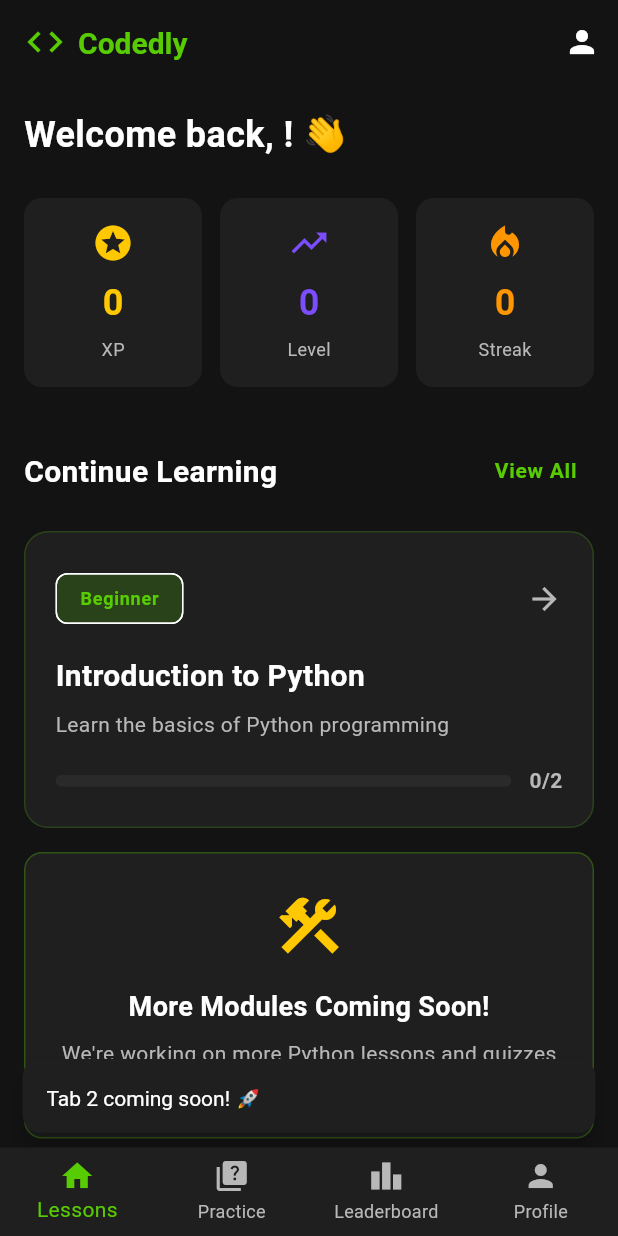
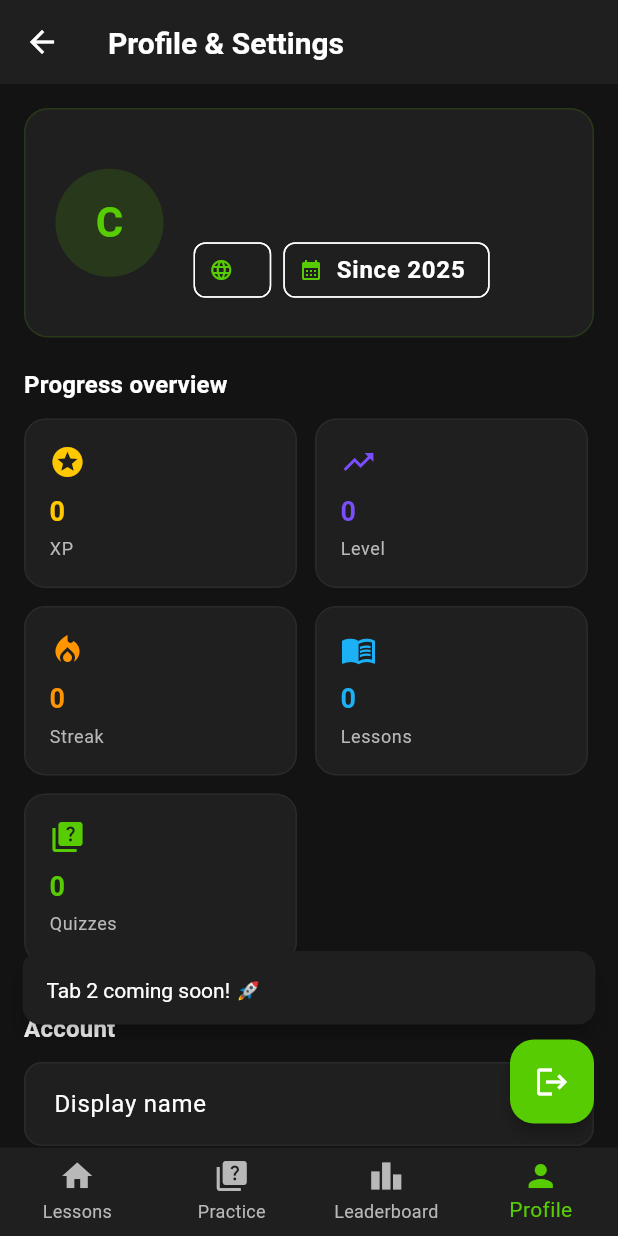
Before and after one commit to qulDev/codedly, a Flutter app: the screen it shows once a user with an empty profile is signed in, item 2 of the bottom bar chosen, after a tap on the "person" icon, on a phone screen of 412 x 824 dp. Run offline on Flutter 3.47's test engine with Material 3 defaults, Android fonts, the phone set to English and light mode, and no system bars; our stand-ins replace connectivity_plus, dartz, equatable, flutter_dotenv, flutter_riverpod, get_it and 3 more; accounts and stored records are empty; generated files the repository leaves out were written again.

Commit message:
feat: implement profile settings management with display name update functionality

```diff
--- a/lib/features/home/presentation/screens/home_screen.dart
+++ b/lib/features/home/presentation/screens/home_screen.dart
@@ -7,6 +7,7 @@ import 'package:codedly/features/stats/presentation/providers/stats_provider.dar
 import 'package:codedly/features/stats/presentation/providers/stats_state.dart';
 import 'package:codedly/features/lessons/presentation/providers/lessons_provider.dart';
 import 'package:codedly/features/lessons/presentation/screens/modules_screen.dart';
+import 'package:codedly/features/profile/presentation/screens/profile_screen.dart';
 
 class HomeScreen extends ConsumerWidget {
   const HomeScreen({super.key});
@@ -52,7 +53,12 @@ class HomeScreen extends ConsumerWidget {
                   IconButton(
                     icon: const Icon(Icons.person),
                     onPressed: () {
-                      // TODO: Navigate to profile
+                      Navigator.push(
+                        context,
+                        MaterialPageRoute(
+                          builder: (context) => const ProfileScreen(),
+                        ),
+                      );
                     },
                   ),
                 ],
@@ -250,13 +256,18 @@ class HomeScreen extends ConsumerWidget {
         ],
         onTap: (index) {
           if (index == 0) {
-            // Lessons tab - navigate to modules
             Navigator.push(
               context,
               MaterialPageRoute(builder: (context) => const ModulesScreen()),
             );
+          } else if (index == 3) {
+            Navigator.push(
+              context,
+              MaterialPageRoute(
+                builder: (context) => const ProfileScreen(),
+              ),
+            );
           } else {
-            // Other tabs - coming soon
             ScaffoldMessenger.of(context).showSnackBar(
               SnackBar(content: Text('Tab ${index + 1} coming soon! 🚀')),
             );
--- /dev/null
+++ b/lib/features/profile/presentation/providers/profile_settings_provider.dart
@@ -0,0 +1,82 @@
+import 'package:codedly/core/di/injection.dart';
+import 'package:codedly/features/auth/domain/repositories/auth_repository.dart';
+import 'package:codedly/features/auth/presentation/providers/auth_provider.dart';
+import 'package:codedly/features/profile/presentation/providers/profile_settings_state.dart';
+import 'package:flutter_riverpod/flutter_riverpod.dart';
+
+class ProfileSettingsNotifier extends StateNotifier<ProfileSettingsState> {
+  ProfileSettingsNotifier({
+    required String initialDisplayName,
+    required AuthRepository authRepository,
+    required Ref ref,
+  }) : _authRepository = authRepository,
+       _ref = ref,
+       super(ProfileSettingsState.initial(initialDisplayName));
+
+  final AuthRepository _authRepository;
+  final Ref _ref;
+
+  void updateDisplayName(String value) {
+    if (state.displayName == value) return;
+    state = state.copyWith(
+      displayName: value,
+      status: ProfileSettingsStatus.idle,
+      errorMessage: null,
+    );
+  }
+
+  Future<void> saveChanges() async {
+    final trimmedName = state.displayName.trim();
+    if (!state.canSubmit) return;
+
+    state = state.copyWith(
+      status: ProfileSettingsStatus.saving,
+      errorMessage: null,
+    );
+
+    final result = await _authRepository.updateProfile(
+      displayName: trimmedName,
+    );
+
+    result.fold(
+      (failure) => state = state.copyWith(
+        status: ProfileSettingsStatus.error,
+        errorMessage: failure.message,
+      ),
+      (_) {
+        state = state.copyWith(
+          status: ProfileSettingsStatus.success,
+          displayName: trimmedName,
+          initialDisplayName: trimmedName,
+          errorMessage: null,
+        );
+        // Refresh aut profider status
+        _ref.read(authProvider.notifier).checkAuthStatus();
+      },
+    );
+  }
+
+  void dismissMessage() {
+    if (state.status == ProfileSettingsStatus.success ||
+        state.status == ProfileSettingsStatus.error) {
+      state = state.copyWith(
+        status: ProfileSettingsStatus.idle,
+        errorMessage: null,
+      );
+    }
+  }
+}
+
+final profileSettingsProvider =
+    StateNotifierProvider.autoDispose<
+      ProfileSettingsNotifier,
+      ProfileSettingsState
+    >((ref) {
+      final authState = ref.read(authProvider);
+      final initialName = authState.user?.displayName?.trim() ?? '';
+      return ProfileSettingsNotifier(
+        initialDisplayName: initialName,
+        authRepository: getIt<AuthRepository>(),
+        ref: ref,
+      );
+    });
--- /dev/null
+++ b/lib/features/profile/presentation/providers/profile_settings_state.dart
@@ -0,0 +1,50 @@
+import 'package:equatable/equatable.dart';
+
+class ProfileSettingsState extends Equatable {
+  final String displayName;
+  final String initialDisplayName;
+  final ProfileSettingsStatus status;
+  final String? errorMessage;
+
+  const ProfileSettingsState({
+    required this.displayName,
+    required this.initialDisplayName,
+    this.status = ProfileSettingsStatus.idle,
+    this.errorMessage,
+  });
+
+  factory ProfileSettingsState.initial(String initialDisplayName) {
+    return ProfileSettingsState(
+      displayName: initialDisplayName,
+      initialDisplayName: initialDisplayName,
+    );
+  }
+
+  bool get hasChanges => displayName.trim() != initialDisplayName.trim();
+
+  bool get canSubmit => displayName.trim().isNotEmpty && hasChanges;
+
+  ProfileSettingsState copyWith({
+    String? displayName,
+    String? initialDisplayName,
+    ProfileSettingsStatus? status,
+    String? errorMessage,
+  }) {
+    return ProfileSettingsState(
+      displayName: displayName ?? this.displayName,
+      initialDisplayName: initialDisplayName ?? this.initialDisplayName,
+      status: status ?? this.status,
+      errorMessage: errorMessage,
+    );
+  }
+
+  @override
+  List<Object?> get props => [
+    displayName,
+    initialDisplayName,
+    status,
+    errorMessage,
+  ];
+}
+
+enum ProfileSettingsStatus { idle, saving, success, error }
--- /dev/null
+++ b/lib/features/profile/presentation/screens/profile_screen.dart
@@ -0,0 +1,457 @@
+import 'package:codedly/core/theme/colors.dart';
+import 'package:codedly/features/auth/presentation/providers/auth_provider.dart';
+import 'package:codedly/features/lessons/presentation/screens/modules_screen.dart';
+import 'package:codedly/features/profile/presentation/providers/profile_settings_provider.dart';
+import 'package:codedly/features/profile/presentation/providers/profile_settings_state.dart';
+import 'package:codedly/features/stats/presentation/providers/stats_provider.dart';
+import 'package:codedly/features/stats/presentation/providers/stats_state.dart';
+import 'package:flutter/material.dart';
+import 'package:flutter_riverpod/flutter_riverpod.dart';
+
+class ProfileScreen extends ConsumerStatefulWidget {
+  const ProfileScreen({super.key});
+
+  @override
+  ConsumerState<ProfileScreen> createState() => _ProfileScreenState();
+}
+
+class _ProfileScreenState extends ConsumerState<ProfileScreen> {
+  late final TextEditingController _nameController;
+
+  @override
+  void initState() {
+    super.initState();
+    final initialState = ref.read(profileSettingsProvider);
+    _nameController = TextEditingController(text: initialState.displayName);
+  }
+
+  @override
+  void dispose() {
+    _nameController.dispose();
+    super.dispose();
+  }
+
+  @override
+  Widget build(BuildContext context) {
+    ref.listen<ProfileSettingsState>(profileSettingsProvider, (prev, next) {
+      if (!mounted) return;
+      if (prev?.status != ProfileSettingsStatus.success &&
+          next.status == ProfileSettingsStatus.success) {
+        ScaffoldMessenger.of(
+          context,
+        ).showSnackBar(const SnackBar(content: Text('Display name updated')));
+        ref.read(profileSettingsProvider.notifier).dismissMessage();
+      } else if (prev?.status != ProfileSettingsStatus.error &&
+          next.status == ProfileSettingsStatus.error) {
+        ScaffoldMessenger.of(context).showSnackBar(
+          SnackBar(
+            content: Text(next.errorMessage ?? 'Failed to update profile'),
+          ),
+        );
+        ref.read(profileSettingsProvider.notifier).dismissMessage();
+      }
+    });
+
+    final profileState = ref.watch(profileSettingsProvider);
+    final authState = ref.watch(authProvider);
+    final statsState = ref.watch(statsProvider);
+    final user = authState.user;
+
+    if (_nameController.text != profileState.displayName) {
+      _nameController.value = _nameController.value.copyWith(
+        text: profileState.displayName,
+        selection: TextSelection.collapsed(
+          offset: profileState.displayName.length,
+        ),
+      );
+    }
+
+    return Scaffold(
+      appBar: AppBar(title: const Text('Profile & Settings')),
+      floatingActionButton: FloatingActionButton(
+        tooltip: 'Sign out',
+        child: const Icon(Icons.logout),
+        onPressed: () => ref.read(authProvider.notifier).signOut(),
+      ),
+      floatingActionButtonLocation: FloatingActionButtonLocation.endFloat,
+      body: RefreshIndicator(
+        color: AppColors.primary,
+        onRefresh: () async {
+          await Future.wait([
+            ref.read(statsProvider.notifier).refreshStats(),
+            ref.read(authProvider.notifier).checkAuthStatus(),
+          ]);
+        },
+        child: ListView(
+          padding: const EdgeInsets.fromLTRB(16, 16, 16, 100),
+          physics: const AlwaysScrollableScrollPhysics(),
+          children: [
+            _ProfileHeader(
+              userName: user?.displayName ?? 'Learner',
+              email: user?.email ?? '-',
+              language: user?.languagePreference ?? 'en',
+              createdAt: user?.createdAt,
+            ),
+            const SizedBox(height: 20),
+            _StatsGrid(statsState: statsState),
+            const SizedBox(height: 32),
+            Text(
+              'Account',
+              style: Theme.of(
+                context,
+              ).textTheme.titleMedium?.copyWith(fontWeight: FontWeight.bold),
+            ),
+            const SizedBox(height: 12),
+            TextField(
+              controller: _nameController,
+              onChanged: ref
+                  .read(profileSettingsProvider.notifier)
+                  .updateDisplayName,
+              textInputAction: TextInputAction.done,
+              decoration: const InputDecoration(
+                labelText: 'Display name',
+                hintText: 'What should we call you?',
+              ),
+            ),
+            const SizedBox(height: 12),
+            ElevatedButton.icon(
+              onPressed:
+                  profileState.canSubmit &&
+                      profileState.status != ProfileSettingsStatus.saving
+                  ? () =>
+                        ref.read(profileSettingsProvider.notifier).saveChanges()
+                  : null,
+              icon: profileState.status == ProfileSettingsStatus.saving
+                  ? const SizedBox(
+                      width: 18,
+                      height: 18,
+                      child: CircularProgressIndicator(strokeWidth: 2),
+                    )
+                  : const Icon(Icons.save),
+              label: Text(
+                profileState.status == ProfileSettingsStatus.saving
+                    ? 'Saving...'
+                    : 'Save changes',
+              ),
+              style: ElevatedButton.styleFrom(
+                minimumSize: const Size.fromHeight(54),
+              ),
+            ),
+            const SizedBox(height: 32),
+            _InfoTile(
+              icon: Icons.email_outlined,
+              label: 'Email',
+              value: user?.email ?? '-',
+            ),
+            _InfoTile(
+              icon: Icons.calendar_today,
+              label: 'Joined',
+              value: user != null
+                  ? '${user.createdAt.year}-${user.createdAt.month.toString().padLeft(2, '0')}-${user.createdAt.day.toString().padLeft(2, '0')}'
+                  : '-',
+            ),
+            _InfoTile(
+              icon: Icons.language,
+              label: 'Language preference',
+              value: user?.languagePreference.toUpperCase() ?? 'EN',
+            ),
+          ],
+        ),
+      ),
+      bottomNavigationBar: BottomNavigationBar(
+        backgroundColor: AppColors.surface,
+        selectedItemColor: AppColors.primary,
+        unselectedItemColor: AppColors.textSecondary,
+        type: BottomNavigationBarType.fixed,
+        currentIndex: 3,
+        items: const [
+          BottomNavigationBarItem(icon: Icon(Icons.home), label: 'Lessons'),
+          BottomNavigationBarItem(icon: Icon(Icons.quiz), label: 'Practice'),
+          BottomNavigationBarItem(
+            icon: Icon(Icons.leaderboard),
+            label: 'Leaderboard',
+          ),
+          BottomNavigationBarItem(icon: Icon(Icons.person), label: 'Profile'),
+        ],
+        onTap: (index) {
+          if (index == 3) return;
+          if (index == 0) {
+            Navigator.push(
+              context,
+              MaterialPageRoute(builder: (context) => const ModulesScreen()),
+            );
+          } else {
+            ScaffoldMessenger.of(context).showSnackBar(
+              SnackBar(content: Text('Tab ${index + 1} coming soon! 🚀')),
+            );
+          }
+        },
+      ),
+    );
+  }
+}
+
+class _ProfileHeader extends StatelessWidget {
+  const _ProfileHeader({
+    required this.userName,
+    required this.email,
+    required this.language,
+    required this.createdAt,
+  });
+
+  final String userName;
+  final String email;
+  final String language;
+  final DateTime? createdAt;
+
+  @override
+  Widget build(BuildContext context) {
+    final initials =
+        (userName.isNotEmpty
+                ? userName[0]
+                : email.isNotEmpty
+                ? email[0]
+                : 'C')
+            .toUpperCase();
+
+    return Container(
+      padding: const EdgeInsets.all(20),
+      decoration: BoxDecoration(
+        color: AppColors.surface,
+        borderRadius: BorderRadius.circular(16),
+        border: Border.all(color: AppColors.primary.withValues(alpha: 0.15)),
+      ),
+      child: Row(
+        children: [
+          CircleAvatar(
+            radius: 36,
+            backgroundColor: AppColors.primary.withValues(alpha: 0.15),
+            child: Text(
+              initials,
+              style: const TextStyle(
+                fontSize: 28,
+                fontWeight: FontWeight.bold,
+                color: AppColors.primary,
+              ),
+            ),
+          ),
+          const SizedBox(width: 20),
+          Expanded(
+            child: Column(
+              crossAxisAlignment: CrossAxisAlignment.start,
+              children: [
+                Text(
+                  userName,
+                  style: Theme.of(
+                    context,
+                  ).textTheme.titleLarge?.copyWith(fontWeight: FontWeight.bold),
+                ),
+                const SizedBox(height: 4),
+                Text(
+                  email,
+                  style: Theme.of(context).textTheme.bodyMedium?.copyWith(
+                    color: AppColors.textSecondary,
+                  ),
+                ),
+                const SizedBox(height: 12),
+                Wrap(
+                  spacing: 8,
+                  runSpacing: 8,
+                  children: [
+                    Chip(
+                      avatar: const Icon(Icons.language, size: 16),
+                      label: Text(language.toUpperCase()),
+                    ),
+                    if (createdAt != null)
+                      Chip(
+                        avatar: const Icon(Icons.calendar_month, size: 16),
+                        label: Text('Since ${createdAt!.year}'),
+                      ),
+                  ],
+                ),
+              ],
+            ),
+          ),
+        ],
+      ),
+    );
+  }
+}
+
+class _StatsGrid extends StatelessWidget {
+  const _StatsGrid({required this.statsState});
+
+  final StatsState statsState;
+
+  @override
+  Widget build(BuildContext context) {
+    final stats = statsState.stats;
+    final items = [
+      _StatItem(
+        icon: Icons.stars,
+        label: 'XP',
+        value: stats?.totalXp.toString() ?? '--',
+        color: AppColors.xpGold,
+      ),
+      _StatItem(
+        icon: Icons.trending_up,
+        label: 'Level',
+        value: stats?.currentLevel.toString() ?? '--',
+        color: AppColors.levelBadge,
+      ),
+      _StatItem(
+        icon: Icons.local_fire_department,
+        label: 'Streak',
+        value: stats?.streakCount.toString() ?? '--',
+        color: AppColors.streakFire,
+      ),
+      _StatItem(
+        icon: Icons.menu_book,
+        label: 'Lessons',
+        value: stats?.lessonsCompleted.toString() ?? '--',
+        color: AppColors.secondary,
+      ),
+      _StatItem(
+        icon: Icons.quiz,
+        label: 'Quizzes',
+        value: stats?.quizzesCompleted.toString() ?? '--',
+        color: AppColors.primary,
+      ),
+    ];
+
+    return Column(
+      crossAxisAlignment: CrossAxisAlignment.start,
+      children: [
+        Row(
+          mainAxisAlignment: MainAxisAlignment.spaceBetween,
+          children: [
+            Text(
+              'Progress overview',
+              style: Theme.of(
+                context,
+              ).textTheme.titleMedium?.copyWith(fontWeight: FontWeight.bold),
+            ),
+            if (statsState.status == StatsStatus.loading)
+              const SizedBox(
+                width: 16,
+                height: 16,
+                child: CircularProgressIndicator(strokeWidth: 2),
+              ),
+          ],
+        ),
+        const SizedBox(height: 12),
+        Wrap(
+          spacing: 12,
+          runSpacing: 12,
+          children: items
+              .map(
+                (item) => SizedBox(
+                  width: MediaQuery.of(context).size.width / 2 - 24,
+                  child: _StatCard(item: item),
+                ),
+              )
+              .toList(),
+        ),
+      ],
+    );
+  }
+}
+
+class _StatItem {
+  const _StatItem({
+    required this.icon,
+    required this.label,
+    required this.value,
+    required this.color,
+  });
+
+  final IconData icon;
+  final String label;
+  final String value;
+  final Color color;
+}
+
+class _StatCard extends StatelessWidget {
+  const _StatCard({required this.item});
+
+  final _StatItem item;
+
+  @override
+  Widget build(BuildContext context) {
+    return Container(
+      padding: const EdgeInsets.all(16),
+      decoration: BoxDecoration(
+        color: AppColors.surface,
+        borderRadius: BorderRadius.circular(14),
+        border: Border.all(color: AppColors.surfaceVariant),
+      ),
+      child: Column(
+        crossAxisAlignment: CrossAxisAlignment.start,
+        children: [
+          Icon(item.icon, color: item.color),
+          const SizedBox(height: 8),
+          Text(
+            item.value,
+            style: Theme.of(context).textTheme.headlineSmall?.copyWith(
+              color: item.color,
+              fontWeight: FontWeight.bold,
+            ),
+          ),
+          const SizedBox(height: 4),
+          Text(
+            item.label,
+            style: Theme.of(
+              context,
+            ).textTheme.bodySmall?.copyWith(color: AppColors.textSecondary),
+          ),
+        ],
+      ),
+    );
+  }
+}
+
+class _InfoTile extends StatelessWidget {
+  const _InfoTile({
+    required this.icon,
+    required this.label,
+    required this.value,
+  });
+
+  final IconData icon;
+  final String label;
+  final String value;
+
+  @override
+  Widget build(BuildContext context) {
+    return Container(
+      margin: const EdgeInsets.only(bottom: 12),
+      padding: const EdgeInsets.all(16),
+      decoration: BoxDecoration(
+        color: AppColors.surface,
+        borderRadius: BorderRadius.circular(12),
+        border: Border.all(color: AppColors.surfaceVariant),
+      ),
+      child: Row(
+        children: [
+          Icon(icon, color: AppColors.primary),
+          const SizedBox(width: 12),
+          Expanded(
+            child: Column(
+              crossAxisAlignment: CrossAxisAlignment.start,
+              children: [
+                Text(
+                  label,
+                  style: Theme.of(context).textTheme.labelMedium?.copyWith(
+                    color: AppColors.textSecondary,
+                  ),
+                ),
+                const SizedBox(height: 4),
+                Text(value, style: Theme.of(context).textTheme.bodyLarge),
+              ],
+            ),
+          ),
+        ],
+      ),
+    );
+  }
+}
```
